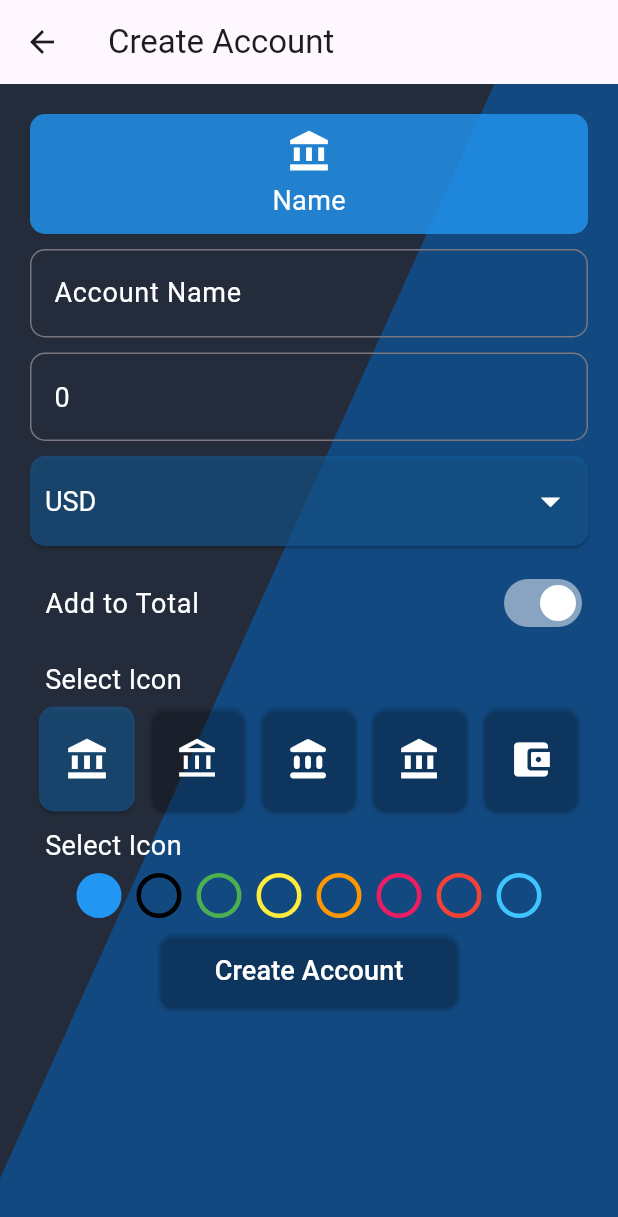
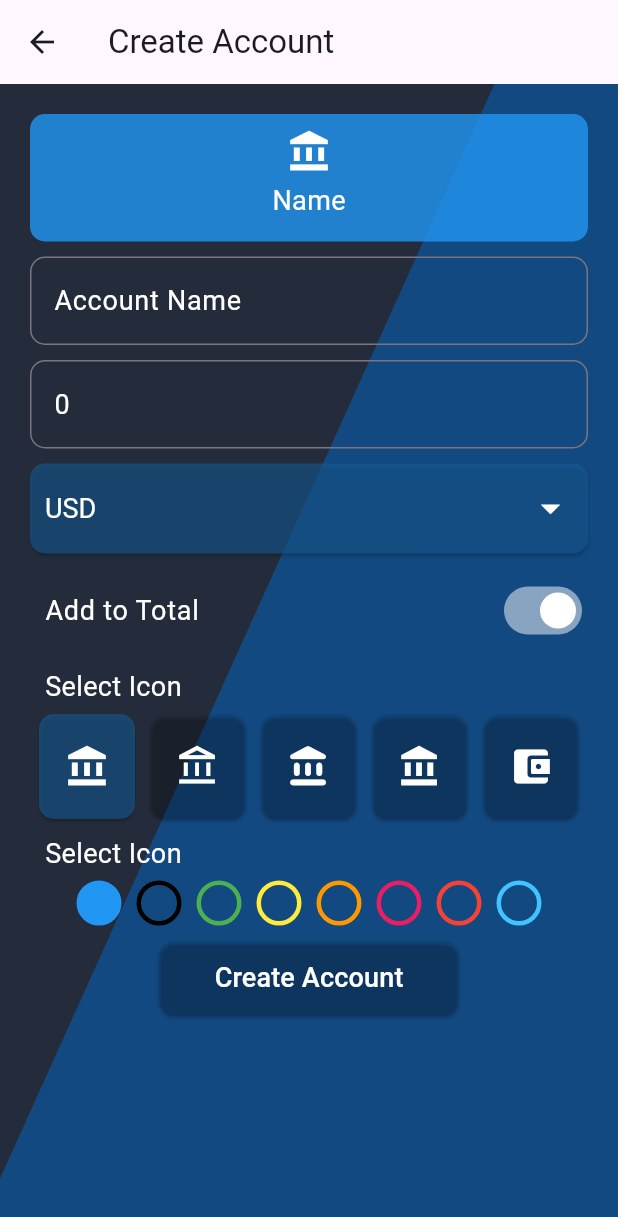
Before and after one commit to madushanka20161/money_manager, a Flutter app: the CreateAccount screen opened directly, on a phone screen of 412 x 824 dp. Shown: the top 1217 px of the screen. Run offline on Flutter 3.47's test engine with Material 3 defaults, Android fonts, the phone set to English and light mode, and no system bars; our stand-ins replace fl_chart, google_sign_in, hive_flutter; accounts and stored records are empty.

Commit message:
isues related to create trnsaction, home details limit issue, and total balance

```diff
--- a/lib/widget/account/create_account.dart
+++ b/lib/widget/account/create_account.dart
@@ -96,7 +96,7 @@ class _CreateAccountState extends State<CreateAccount> {
         ),
         padding: EdgeInsets.all(AppConfig.padding),
         width: MediaQuery.of(context).size.width,
-        height: 80,
+        height: 85,
         child: Column(
           children: [
             Container(
--- a/lib/widget/home/home_details.dart
+++ b/lib/widget/home/home_details.dart
@@ -150,9 +150,9 @@ class _HomeDetailsState extends State<HomeDetails> with SingleTickerProviderStat
 
         if (categoryDTO.limit.limit > 0 && timePeriod == TimePeriod.month.displayName) {
           if (categoryDTO.limit.type == CategoryLimitType.percentage) {
-            limitPoint = categoryDTO.limit.limit / data['percentage'];
+            limitPoint = data['percentage'] / categoryDTO.limit.limit;
           } else {
-            limitPoint = categoryDTO.limit.limit / data['total'];
+            limitPoint = data['total'] / categoryDTO.limit.limit;
           }
         } else {
           limitPoint = 0;
--- a/lib/widget/transaction/create_transaction.dart
+++ b/lib/widget/transaction/create_transaction.dart
@@ -71,6 +71,7 @@ class _CreateTransactionState extends State<CreateTransaction> {
       _description = widget.transaction!.description;
       _amountController = TextEditingController(text: widget.transaction!.amount.toString());
       _descriptionController = TextEditingController(text: widget.transaction!.description);
+      _selectedtransactionType = widget.transaction!.type;
     }
 
     if (widget.isTrnsactionEdit != null) {
@@ -504,7 +505,7 @@ class _CreateTransactionState extends State<CreateTransaction> {
             }
           }
         },
-        child: Text('Add', style: AppConfig.fontStyle,),
+        child: Text(isTrnsactionEdit ? 'Update' : 'Add', style: AppConfig.fontStyle,),
       ),
     );
   }
```
Also changed, not shown: lib/service/shared_service.dart (+7 -2 lines).
